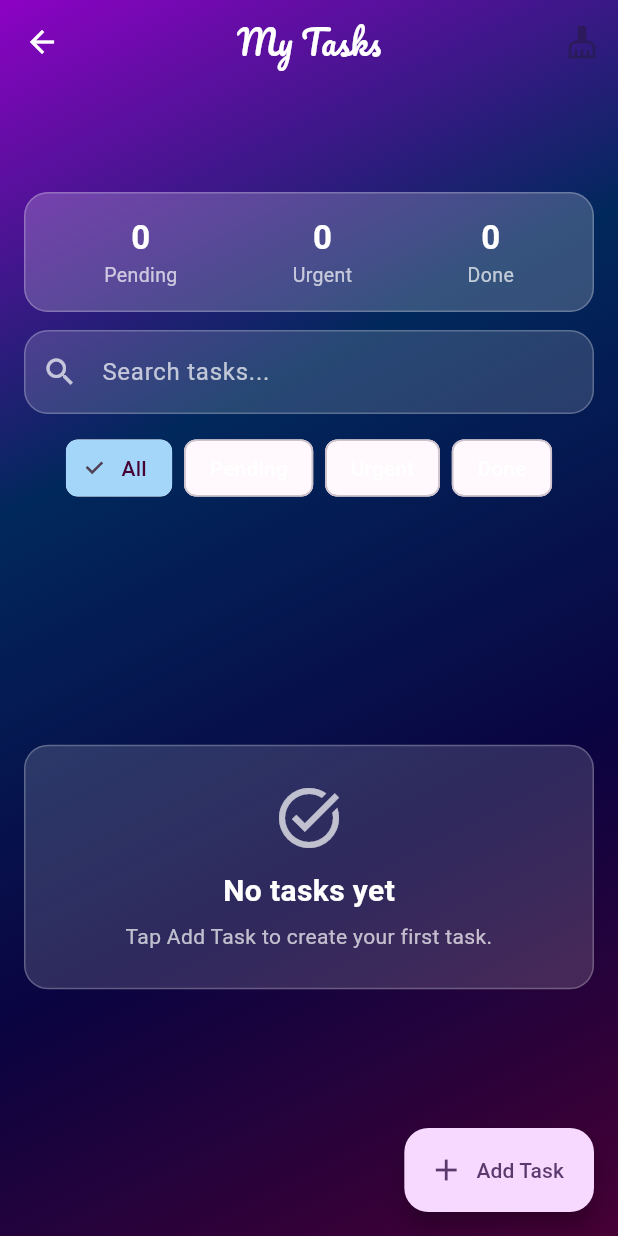
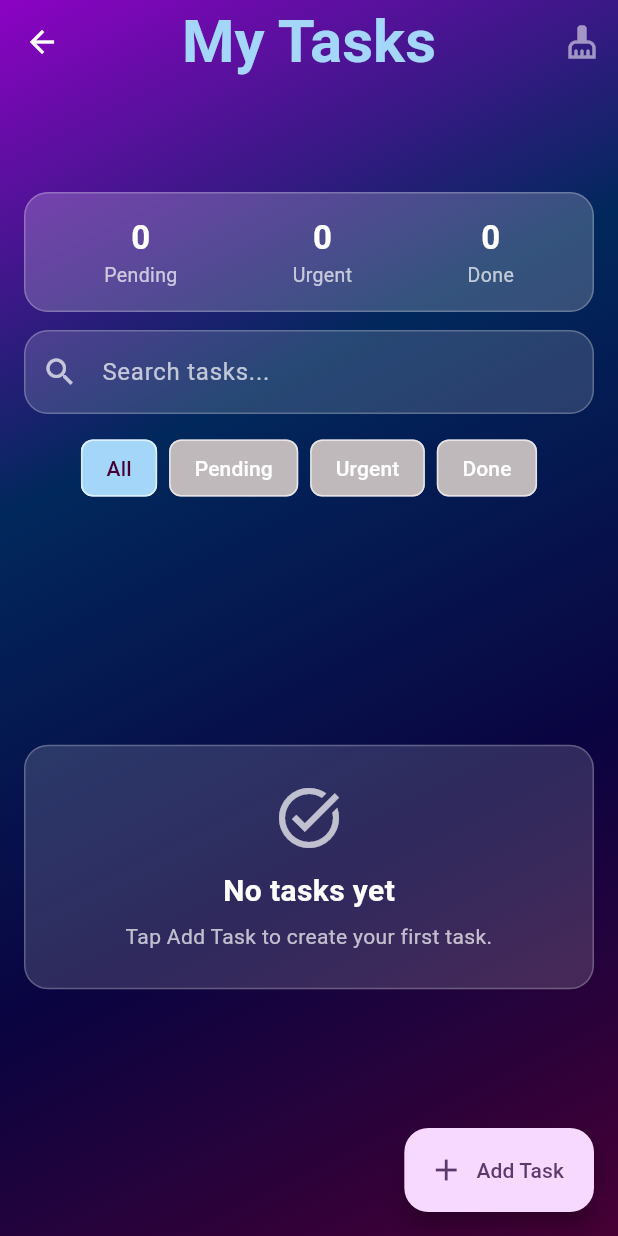
Before and after one commit to iammuhammadhassan/tally_task, a Flutter app: the TasksScreen screen opened directly, on a phone screen of 412 x 824 dp. Run offline on Flutter 3.47's test engine with Material 3 defaults, Android fonts, the phone set to English and light mode, and no system bars; our stand-ins replace shared_preferences; accounts and stored records are empty; Roboto replaces fonts that are missing (Noto2).

Commit message:
finalizing design

```diff
--- /dev/null
+++ b/devtools_options.yaml
@@ -0,0 +1,3 @@
+description: This file stores settings for Dart & Flutter DevTools.
+documentation: https://docs.flutter.dev/tools/devtools/extensions#configure-extension-enablement-states
+extensions:
--- a/lib/screens/tasks_screen.dart
+++ b/lib/screens/tasks_screen.dart
@@ -237,7 +237,12 @@ class _TasksScreenState extends State<TasksScreen> {
           surfaceTintColor: Colors.transparent,
           title: const Text(
             'My Tasks',
-            style: TextStyle(fontFamily: 'Pacifico'),
+            style: TextStyle(
+              fontFamily: 'Noto2',
+              fontWeight: FontWeight.bold,
+              fontSize: 40,
+              color: Color.fromARGB(255, 163, 214, 248),
+            ),
           ),
           centerTitle: true,
           leading: IconButton(
@@ -249,6 +254,10 @@ class _TasksScreenState extends State<TasksScreen> {
           actions: <Widget>[
             IconButton(
               tooltip: 'Clear completed tasks',
+              style: IconButton.styleFrom(
+                foregroundColor: Colors.white,
+                disabledForegroundColor: Colors.white54,
+              ),
               onPressed: _countByStatus(TaskStatus.done) == 0
                   ? null
                   : _clearDoneTasks,
@@ -434,7 +443,9 @@ class _TasksScreenState extends State<TasksScreen> {
           selected: selected,
           selectedColor: const Color.fromARGB(255, 163, 214, 248),
           // ignore: deprecated_member_use
-          backgroundColor: Colors.white.withOpacity(0.15),
+          backgroundColor: Colors.black.withOpacity(0.25),
+          side: const BorderSide(color: Colors.white38),
+          showCheckmark: false,
           onSelected: (_) {
             setState(() {
               _selectedFilter = option.status;
```
Also changed, not shown: lib/screens/counter.dart (+41 -3 lines).
